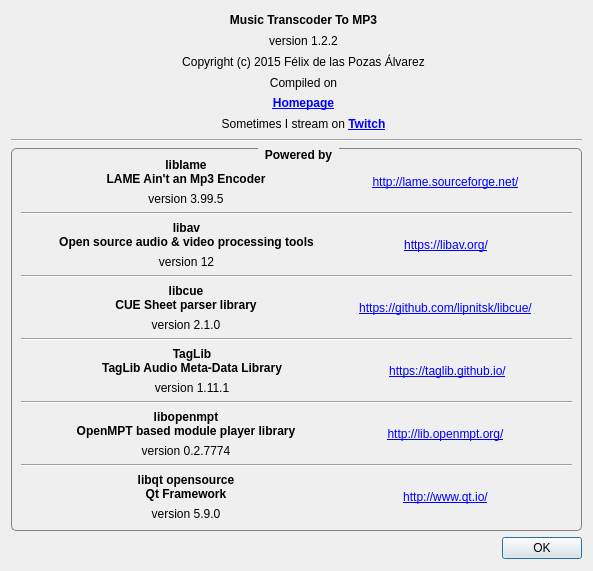
Old version of the form AboutDialog.ui in the repository FelixdelasPozas/transcodertomp3.
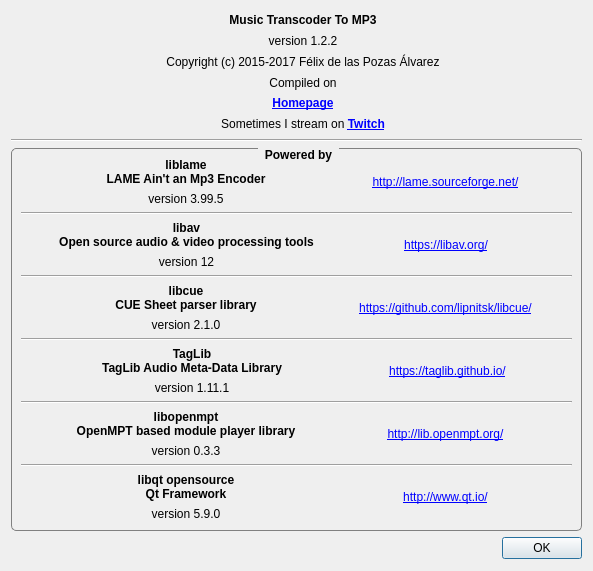
New version of the form. Icons and pictures are not drawn.

Commit message:
Update libopenmt to version 0.3.3. Fix playlist worker.
- libopenmt updagred to version 0.3.3.
- Protected song duration method with mutex.
- Remove context menu from log widget.
- Minor aesthetic changes.

```diff
--- a/AboutDialog.ui
+++ b/AboutDialog.ui
@@ -103,7 +103,7 @@
          <item>
           <widget class="QLabel" name="label_4">
            <property name="text">
-            <string>Copyright (c) 2015 Félix de las Pozas Álvarez</string>
+            <string>Copyright (c) 2015-2017 Félix de las Pozas Álvarez</string>
            </property>
            <property name="alignment">
             <set>Qt::AlignCenter</set>
@@ -555,7 +555,7 @@
             <item>
              <widget class="QLabel" name="label_25">
               <property name="text">
-               <string>version 0.2.7774</string>
+               <string>version 0.3.3</string>
               </property>
               <property name="alignment">
                <set>Qt::AlignCenter</set>
```
The commit also changes 7 other files.
